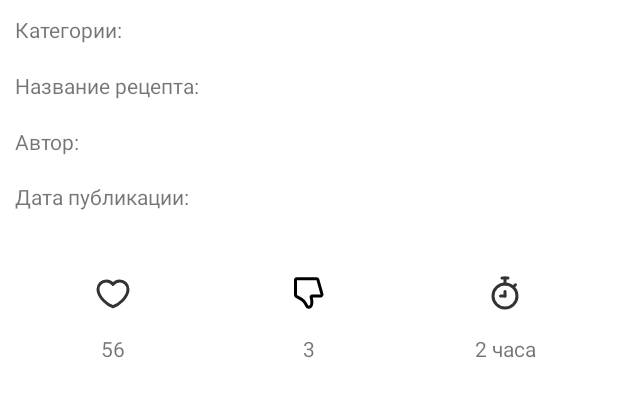
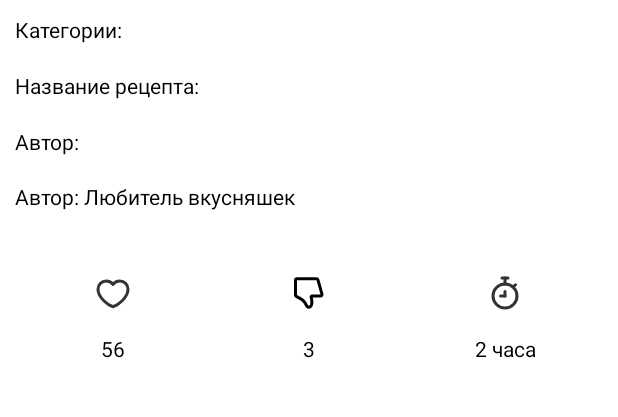
Before and after one commit to ITmonah/EdokMobile, an Android app: the layout list_row_items.xml on its own in the app's theme, with its tools: preview values and no code run, on a phone screen of 412 x 824 dp, the part 263-680 px from its top. Run offline under Robolectric (Android 15) with nearby library versions, the phone set to English and light mode, and no system bars.

Commit message:
fix colors and images

```diff
--- a/app/src/main/res/layout/list_row_items.xml
+++ b/app/src/main/res/layout/list_row_items.xml
@@ -45,28 +45,32 @@
             android:layout_width="match_parent"
             android:layout_height="match_parent"
             android:layout_weight="1"
-            android:text="Категории:" />
+            android:text="Категории:"
+            android:textColor="#000000" />
 
         <TextView
             android:id="@+id/textName"
             android:layout_width="match_parent"
             android:layout_height="match_parent"
             android:layout_weight="1"
-            android:text="Название рецепта:" />
+            android:text="Название рецепта:"
+            android:textColor="#000000" />
 
         <TextView
             android:id="@+id/textAutor"
             android:layout_width="match_parent"
             android:layout_height="match_parent"
             android:layout_weight="1"
-            android:text="Автор:" />
+            android:text="Автор:"
+            android:textColor="#000000" />
 
         <TextView
             android:id="@+id/textDataPublish"
             android:layout_width="match_parent"
             android:layout_height="match_parent"
             android:layout_weight="1"
-            android:text="Дата публикации:" />
+            android:text="Автор: Любитель вкусняшек"
+            android:textColor="#000000" />
     </LinearLayout>
 
     <LinearLayout
@@ -102,7 +106,8 @@
                 android:layout_width="match_parent"
                 android:layout_height="wrap_content"
                 android:gravity="center|center_horizontal|center_vertical"
-                android:text="56" />
+                android:text="56"
+                android:textColor="#000000" />
         </LinearLayout>
 
         <LinearLayout
@@ -113,21 +118,21 @@
             android:orientation="vertical">
 
             <ImageButton
-                android:id="@+id/imageButtonDizlikes"
+                android:id="@+id/imageButtonDizLike"
                 android:layout_width="match_parent"
                 android:layout_height="match_parent"
                 android:layout_weight="1"
                 android:backgroundTint="#00FFFFFF"
                 android:scaleType="centerInside"
-                android:visibility="visible"
-                app:srcCompat="@drawable/bad_one" />
+                android:src="@drawable/bad_one" />
 
             <TextView
                 android:id="@+id/textViewDizlikes"
                 android:layout_width="match_parent"
                 android:layout_height="wrap_content"
                 android:gravity="center|center_horizontal|center_vertical"
-                android:text="3" />
+                android:text="3"
+                android:textColor="#000000" />
         </LinearLayout>
 
         <LinearLayout
@@ -138,20 +143,21 @@
             android:orientation="vertical">
 
             <ImageView
-                android:id="@+id/imageView"
+                android:id="@+id/imageTime"
                 android:layout_width="match_parent"
                 android:layout_height="match_parent"
                 android:layout_weight="1"
+                android:backgroundTint="#00FFFFFF"
                 android:scaleType="centerInside"
-                android:visibility="visible"
-                app:srcCompat="@drawable/timer" />
+                android:src="@drawable/timer" />
 
             <TextView
                 android:id="@+id/textViewTime"
                 android:layout_width="match_parent"
                 android:layout_height="wrap_content"
                 android:gravity="center|center_horizontal|center_vertical"
-                android:text="2 часа" />
+                android:text="2 часа"
+                android:textColor="#000000" />
         </LinearLayout>
     </LinearLayout>
 
--- a/app/src/main/res/layout/spinner_item.xml
+++ b/app/src/main/res/layout/spinner_item.xml
@@ -3,5 +3,6 @@
     android:id="@+id/spinnerCategory"
     android:layout_width="match_parent"
     android:layout_height="wrap_content"
-    android:textSize="16sp"
-    android:padding="10dp"/>
+    android:padding="10dp"
+    android:textColor="#F42A48"
+    android:textSize="16sp" />
```
Also changed, not shown: app/src/main/java/com/example/edokmobile/ui/recipes/RecipesFragment.java (+27 -2 lines), app/src/main/res/layout/activity_detailed.xml (+10 -7 lines), app/src/main/res/layout/fragment_recipes.xml (+15 -14 lines).
